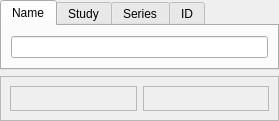
Before: the Qt Designer form Libs/DICOM/Widgets/Resources/UI/ctkDICOMQueryWidget.ui in commontk/CTK, drawn with Qt 5.
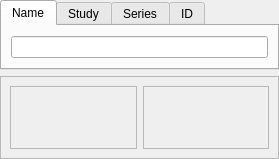
After: the same form once the commit is applied. Custom widgets are drawn as their Qt base class.

Patch:
```diff
--- a/Libs/DICOM/Widgets/Resources/UI/ctkDICOMQueryWidget.ui
+++ b/Libs/DICOM/Widgets/Resources/UI/ctkDICOMQueryWidget.ui
@@ -7,7 +7,7 @@
     <x>0</x>
     <y>0</y>
     <width>279</width>
-    <height>121</height>
+    <height>159</height>
    </rect>
   </property>
   <property name="windowTitle">
```
Left out of the diff: 12 changed lines with no effect on the pictures.
